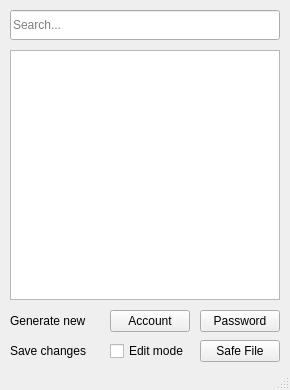
Qt form quickpass.ui (cixtor/quickpass) before a commit.
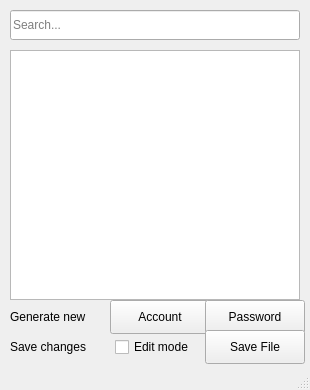
The same form after that commit.

Commit message: Fix layout for the main user interface on macOS

Diff of the .ui file:
```diff
--- a/quickpass.ui
+++ b/quickpass.ui
@@ -6,19 +6,19 @@
    <rect>
     <x>0</x>
     <y>0</y>
-    <width>290</width>
+    <width>310</width>
     <height>390</height>
    </rect>
   </property>
   <property name="minimumSize">
    <size>
-    <width>290</width>
+    <width>310</width>
     <height>390</height>
    </size>
   </property>
   <property name="maximumSize">
    <size>
-    <width>290</width>
+    <width>310</width>
     <height>390</height>
    </size>
   </property>
@@ -31,7 +31,7 @@
      <rect>
       <x>10</x>
       <y>10</y>
-      <width>270</width>
+      <width>290</width>
       <height>30</height>
      </rect>
     </property>
@@ -39,67 +39,41 @@
      <string>Search...</string>
     </property>
    </widget>
-   <widget class="QLabel" name="saveFileLabel">
-    <property name="geometry">
-     <rect>
-      <x>10</x>
-      <y>340</y>
-      <width>90</width>
-      <height>22</height>
-     </rect>
-    </property>
-    <property name="text">
-     <string>Save changes</string>
-    </property>
-   </widget>
-   <widget class="QPushButton" name="saveFileBtn">
-    <property name="geometry">
-     <rect>
-      <x>200</x>
-      <y>340</y>
-      <width>80</width>
-      <height>22</height>
-     </rect>
-    </property>
-    <property name="text">
-     <string>Safe File</string>
-    </property>
-   </widget>
    <widget class="QTextEdit" name="textView">
     <property name="geometry">
      <rect>
       <x>10</x>
       <y>50</y>
-      <width>270</width>
+      <width>290</width>
       <height>250</height>
      </rect>
     </property>
     <property name="font">
      <font>
-      <family>Monospace</family>
+      <family>Menlo, Monaco, monospace, serif</family>
      </font>
     </property>
    </widget>
-   <widget class="QCheckBox" name="editModeCheckbox">
+   <widget class="QLabel" name="generateNewLabel">
     <property name="geometry">
      <rect>
-      <x>110</x>
-      <y>340</y>
-      <width>80</width>
-      <height>22</height>
+      <x>10</x>
+      <y>300</y>
+      <width>90</width>
+      <height>34</height>
      </rect>
     </property>
     <property name="text">
-     <string>Edit mode</string>
+     <string>Generate new</string>
     </property>
    </widget>
    <widget class="QPushButton" name="generateNewAccount">
     <property name="geometry">
      <rect>
       <x>110</x>
-      <y>310</y>
-      <width>80</width>
-      <height>22</height>
+      <y>300</y>
+      <width>100</width>
+      <height>34</height>
      </rect>
     </property>
     <property name="text">
@@ -109,34 +83,58 @@
    <widget class="QPushButton" name="generateNewPassword">
     <property name="geometry">
      <rect>
-      <x>200</x>
-      <y>310</y>
-      <width>80</width>
-      <height>22</height>
+      <x>205</x>
+      <y>300</y>
+      <width>100</width>
+      <height>34</height>
      </rect>
     </property>
     <property name="text">
      <string>Password</string>
     </property>
    </widget>
-   <widget class="QLabel" name="generateNewLabel">
+   <widget class="QLabel" name="saveFileLabel">
     <property name="geometry">
      <rect>
       <x>10</x>
-      <y>310</y>
+      <y>330</y>
       <width>90</width>
-      <height>22</height>
+      <height>34</height>
      </rect>
     </property>
     <property name="text">
-     <string>Generate new</string>
+     <string>Save changes</string>
     </property>
    </widget>
+   <widget class="QCheckBox" name="editModeCheckbox">
+    <property name="geometry">
+     <rect>
+      <x>115</x>
+      <y>337</y>
+      <width>90</width>
+      <height>20</height>
+     </rect>
+    </property>
+    <property name="text">
+     <string>Edit mode</string>
+    </property>
+   </widget>
+   <widget class="QPushButton" name="saveFileBtn">
+    <property name="geometry">
+     <rect>
+      <x>205</x>
+      <y>330</y>
+      <width>100</width>
+      <height>34</height>
+     </rect>
+    </property>
+    <property name="text">
+     <string>Save File</string>
+    </property>
+   </widget>
   </widget>
-  <widget class="QStatusBar" name="statusBar">
-  </widget>
+  <widget class="QStatusBar" name="statusBar"/>
  </widget>
- <layoutdefault spacing="6" margin="11"/>
  <resources/>
  <connections/>
 </ui>
```
